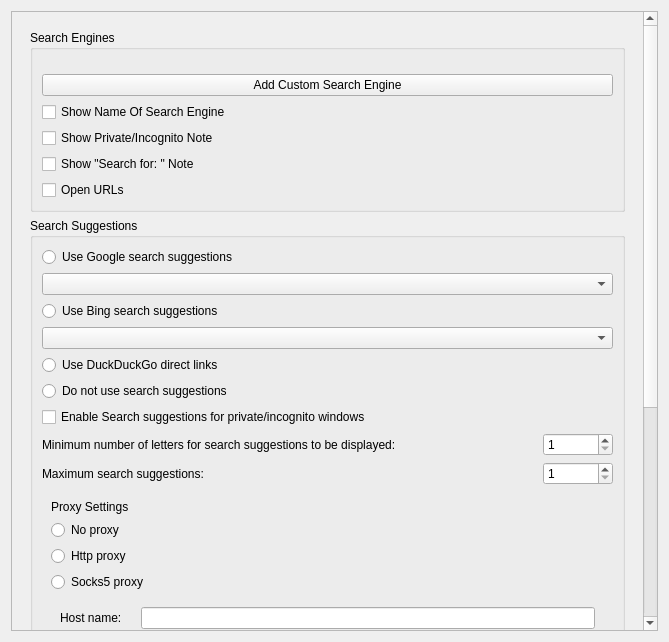
Before: the Qt Designer form src/config/quick_web_shortcuts_config.ui in alex1701c/QuickWebShortcuts, drawn with Qt 5.
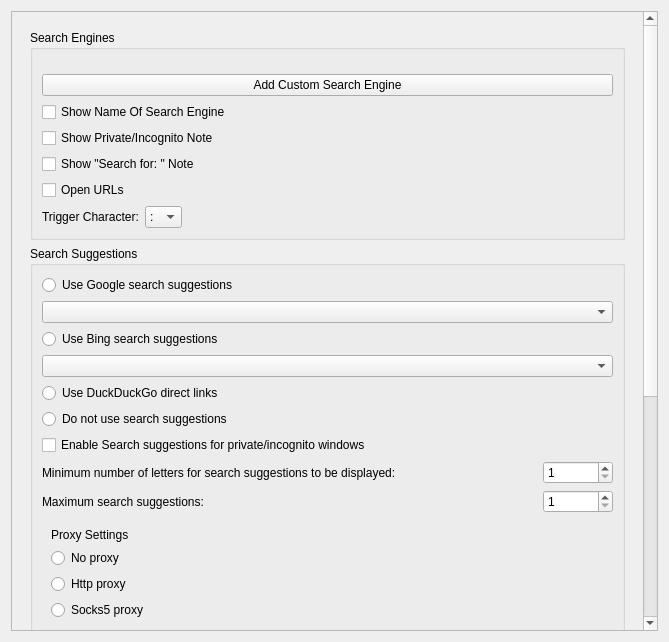
After: the same form once the commit is applied.

Commit message: Make trigger character customizable

```diff
--- a/src/config/quick_web_shortcuts_config.ui
+++ b/src/config/quick_web_shortcuts_config.ui
@@ -29,7 +29,7 @@
         <x>0</x>
         <y>0</y>
         <width>633</width>
-        <height>1100</height>
+        <height>1140</height>
        </rect>
       </property>
       <layout class="QGridLayout" name="gridLayout_2">
@@ -418,6 +418,71 @@
                </property>
               </widget>
              </item>
+             <item>
+              <layout class="QHBoxLayout" name="horizontalLayout">
+               <item alignment="Qt::AlignLeft">
+                <widget class="QLabel" name="label">
+                 <property name="sizePolicy">
+                  <sizepolicy hsizetype="Fixed" vsizetype="Preferred">
+                   <horstretch>0</horstretch>
+                   <verstretch>0</verstretch>
+                  </sizepolicy>
+                 </property>
+                 <property name="text">
+                  <string>Trigger Character:</string>
+                 </property>
+                </widget>
+               </item>
+               <item alignment="Qt::AlignLeft">
+                <widget class="QComboBox" name="triggerCharacterComboBox">
+                 <property name="sizePolicy">
+                  <sizepolicy hsizetype="Fixed" vsizetype="Fixed">
+                   <horstretch>0</horstretch>
+                   <verstretch>0</verstretch>
+                  </sizepolicy>
+                 </property>
+                 <item>
+                  <property name="text">
+                   <string>:</string>
+                  </property>
+                 </item>
+                 <item>
+                  <property name="text">
+                   <string>!</string>
+                  </property>
+                 </item>
+                 <item>
+                  <property name="text">
+                   <string>?</string>
+                  </property>
+                 </item>
+                 <item>
+                  <property name="text">
+                   <string>#</string>
+                  </property>
+                 </item>
+                 <item>
+                  <property name="text">
+                   <string>&lt;</string>
+                  </property>
+                 </item>
+                </widget>
+               </item>
+               <item>
+                <spacer name="horizontalSpacer">
+                 <property name="orientation">
+                  <enum>Qt::Horizontal</enum>
+                 </property>
+                 <property name="sizeHint" stdset="0">
+                  <size>
+                   <width>40</width>
+                   <height>20</height>
+                  </size>
+                 </property>
+                </spacer>
+               </item>
+              </layout>
+             </item>
             </layout>
            </widget>
           </item>
```
Left out of the diff: 3 changed lines with no effect on the pictures. The commit also changes 4 other files.
